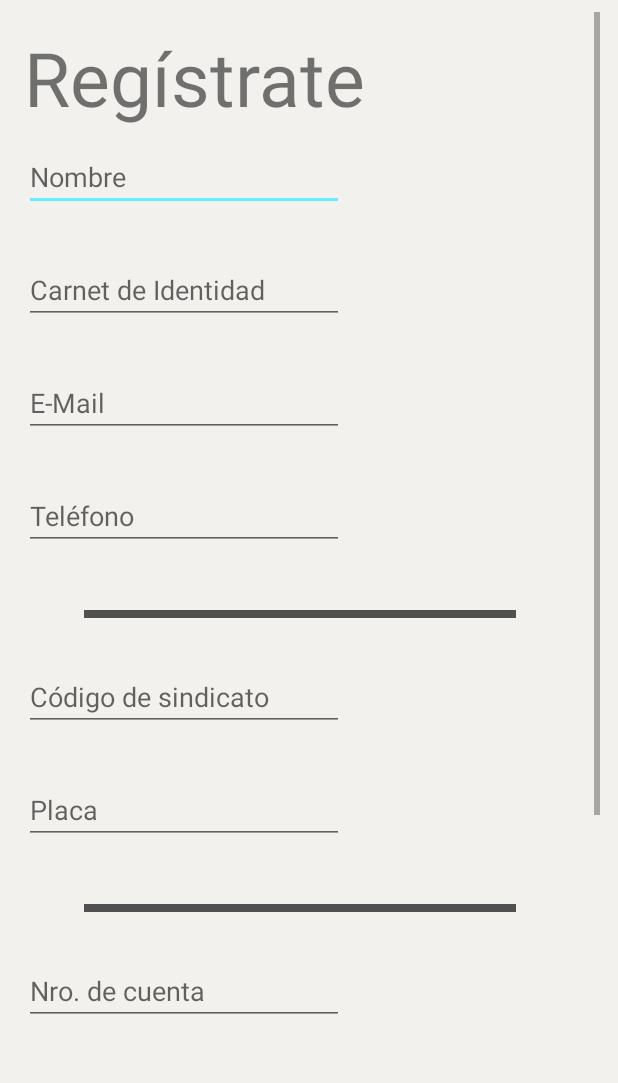
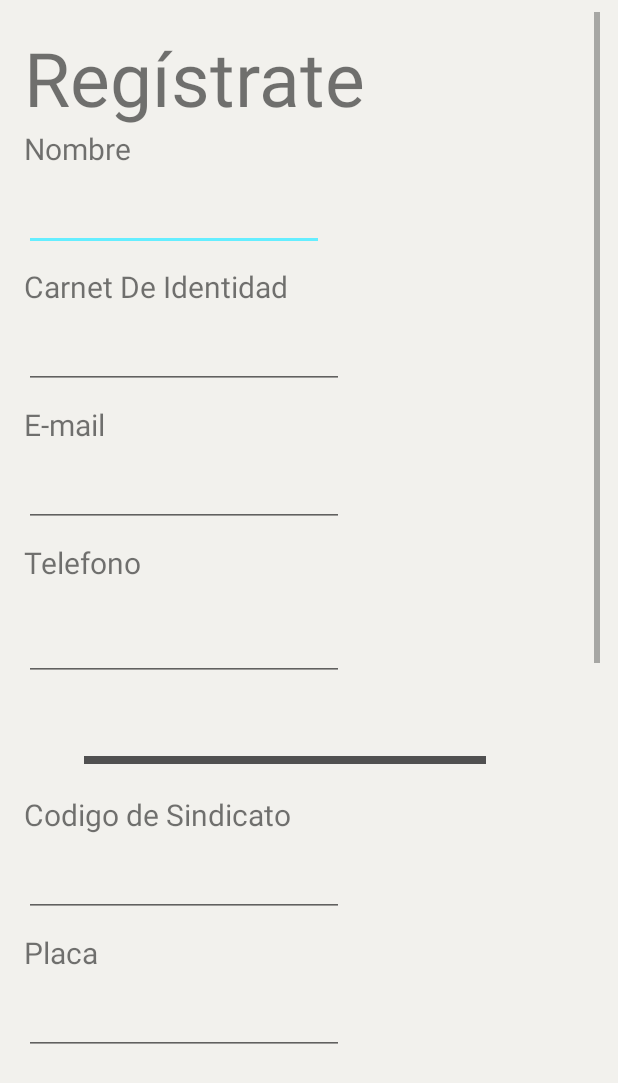
Before and after one commit to andresduarter22/sarana, an Android app: the Registrate screen opened directly, with no data from a screen before it, on a phone screen of 412 x 824 dp. Shown: the top 1083 px of the screen. Run offline under Robolectric (Android 15) with nearby library versions, the phone set to English and light mode, and no system bars.

Commit message:
Ajustes Registrate

```diff
--- a/app/src/main/res/layout/activity_registrate.xml
+++ b/app/src/main/res/layout/activity_registrate.xml
@@ -32,72 +32,131 @@
                 android:ems="10"
                 android:text="@string/registrateTitulo"
                 android:textSize="50sp" />
+
+            <TextView
+                android:id="@+id/Nombre"
+                android:layout_width="match_parent"
+                android:layout_height="wrap_content"
+                android:textSize="20dp"
+                android:text="Nombre" />
+
             <EditText
                 android:id="@+id/nombre"
+                android:layout_width="200dp"
+                android:layout_height="wrap_content"
+                android:layout_alignParentBottom="true"
+                android:layout_centerHorizontal="true"
+                android:layout_marginTop="10dp"
+                android:layout_marginBottom="10dp"
+                android:ems="10"
+                android:padding="10dp"
+                android:inputType="textPersonName"
+                android:importantForAutofill="no" />
+
+            <TextView
+                android:id="@+id/CarnetDeIdentidad"
+                android:layout_width="200dp"
+                android:layout_height="wrap_content"
+                android:textSize="20dp"
+                android:text="Carnet De Identidad" />
+
+            <EditText
+                android:id="@+id/CI"
+                android:layout_alignParentBottom="true"
+                android:layout_centerHorizontal="true"
+                android:layout_marginBottom="10dp"
+                android:padding="10dp"
                 android:layout_width="wrap_content"
                 android:layout_height="wrap_content"
                 android:layout_marginTop="10dp"
                 android:ems="10"
-                android:hint="@string/nombreR"
-                android:inputType="textPersonName"
-                android:importantForAutofill="no" />
-
-            <EditText
-                android:id="@+id/CI"
-                android:layout_width="wrap_content"
-                android:layout_height="wrap_content"
-                android:layout_marginTop="30dp"
-                android:ems="10"
-                android:hint="@string/carnet_de_identidadR"
                 android:inputType="number"
                 android:importantForAutofill="no" />
 
+
+            <TextView
+                android:id="@+id/EmailText"
+                android:layout_width="200dp"
+                android:layout_height="wrap_content"
+                android:textSize="20dp"
+                android:text="E-mail" />
             <EditText
                 android:id="@+id/mail"
+                android:layout_alignParentBottom="true"
+                android:layout_centerHorizontal="true"
+                android:layout_marginBottom="10dp"
+                android:padding="10dp"
                 android:layout_width="wrap_content"
                 android:layout_height="wrap_content"
-                android:layout_marginTop="30dp"
+                android:layout_marginTop="10dp"
                 android:ems="10"
-                android:hint="@string/e_mailR"
                 android:inputType="textEmailAddress"
                 android:importantForAutofill="no" />
-
+            <TextView
+                android:id="@+id/TelefonoText"
+                android:layout_width="200dp"
+                android:layout_height="wrap_content"
+                android:textSize="20dp"
+                android:text="Telefono" />
             <EditText
                 android:id="@+id/telefono"
+                android:layout_alignParentBottom="true"
+                android:layout_centerHorizontal="true"
+                android:layout_marginBottom="10dp"
+                android:padding="15dp"
                 android:layout_width="wrap_content"
                 android:layout_height="wrap_content"
-                android:layout_marginTop="30dp"
+                android:layout_marginTop="10dp"
                 android:ems="10"
-                android:hint="@string/telefonoR"
                 android:inputType="phone"
                 android:importantForAutofill="no" />
 
-            <View style="@style/Divider"
+            <View
                 android:id="@+id/registrate_divider1"
+                style="@style/Divider"
+                android:layout_marginStart="40dp"
+                android:layout_marginTop="40dp"
+                android:layout_marginEnd="60dp"
+                android:background="#505050"
                 app:layout_constraintStart_toStartOf="parent"
-                android:layout_marginStart="40dp"
-                android:layout_marginEnd="40dp"
-                app:layout_constraintTop_toBottomOf="@+id/inicia_email"
-                android:layout_marginTop="40dp"
-                android:background="#505050"/>
+                app:layout_constraintTop_toBottomOf="@+id/inicia_email" />
 
+            <TextView
+                android:id="@+id/CodSindicato"
+                android:layout_width="250dp"
+                android:layout_height="wrap_content"
+                android:layout_marginTop="20dp"
+                android:textSize="20dp"
+                android:text="Codigo de Sindicato" />
             <EditText
                 android:id="@+id/codigoTransito"
+                android:layout_alignParentBottom="true"
+                android:layout_centerHorizontal="true"
+                android:layout_marginBottom="10dp"
+                android:padding="10dp"
                 android:layout_width="wrap_content"
                 android:layout_height="wrap_content"
-                android:layout_marginTop="30dp"
+                android:layout_marginTop="10dp"
                 android:ems="10"
-                android:hint="@string/codigo_de_sindicatoR"
                 android:importantForAutofill="no"
                 android:inputType="textPersonName" />
 
+            <TextView
+                android:id="@+id/CodtransitoText"
+                android:layout_width="250dp"
+                android:layout_height="wrap_content"
+                android:textSize="20dp"
+                android:text="Placa" />
             <EditText
                 android:id="@+id/placa"
+                android:layout_alignParentBottom="true"
+                android:layout_centerHorizontal="true"
+                android:layout_marginBottom="10dp"
+                android:padding="10dp"
                 android:layout_width="wrap_content"
                 android:layout_height="wrap_content"
-                android:layout_marginTop="30dp"
+                android:layout_marginTop="10dp"
                 android:ems="10"
-                android:hint="@string/placa"
                 android:inputType="textPersonName"
                 android:importantForAutofill="no" />
 
@@ -105,42 +164,63 @@
                 android:id="@+id/registrate_divider2"
                 app:layout_constraintStart_toStartOf="parent"
                 android:layout_marginStart="40dp"
-                android:layout_marginEnd="40dp"
+                android:layout_marginEnd="80dp"
                 app:layout_constraintTop_toBottomOf="@+id/inicia_email"
                 android:layout_marginTop="40dp"
                 android:background="#505050"/>
 
+
+            <TextView
+                android:id="@+id/NroCuenta"
+                android:layout_width="250dp"
+                android:layout_height="wrap_content"
+                android:layout_marginTop="40dp"
+                android:textSize="20dp"
+                android:text="Numero de Cuenta" />
             <EditText
                 android:id="@+id/numeroCuenta"
+                android:layout_alignParentBottom="true"
+                android:layout_centerHorizontal="true"
+                android:layout_marginBottom="10dp"
+                android:padding="10dp"
                 android:layout_width="wrap_content"
                 android:layout_height="wrap_content"
-                android:layout_marginTop="30dp"
+                android:layout_marginTop="20dp"
                 android:ems="10"
-                android:hint="@string/nro_de_cuenta"
                 android:inputType="textPersonName"
                 android:importantForAutofill="no" />
 
+            <TextView
+                android:id="@+id/Banco"
+                android:layout_width="250dp"
+                android:layout_height="wrap_content"
+                android:textSize="20dp"
+                android:text="Banco" />
+
             <EditText
                 android:id="@+id/banco"
+                android:layout_alignParentBottom="true"
+                android:layout_centerHorizontal="true"
+                android:layout_marginBottom="10dp"
+                android:padding="10dp"
                 android:layout_width="wrap_content"
                 android:layout_height="wrap_content"
-                android:layout_marginTop="30dp"
-                android:layout_marginBottom="40dp"
+                android:layout_marginTop="10dp"
                 android:ems="10"
-                android:hint="@string/banco"
                 android:inputType="textPersonName"
                 android:importantForAutofill="no" />
+
             <Button
                 android:id="@+id/btnEnviarR"
                 android:layout_width="wrap_content"
                 android:layout_height="wrap_content"
-                android:layout_marginTop="30dp"
-                android:layout_marginBottom="40dp"
-                android:textSize="25sp"
+                android:layout_marginTop="10dp"
+                android:layout_marginBottom="80dp"
+                android:backgroundTint="@color/black"
+                android:onClick="EnviarInfo"
+                android:text="@string/registrate_enviar"
                 android:textColor="@color/white"
-                android:backgroundTint="@color/black"
-                android:text="@string/registrate_enviar"
-                android:onClick="EnviarInfo"/>
+                android:textSize="25sp" />
 
         </LinearLayout>
     </ScrollView>
```
